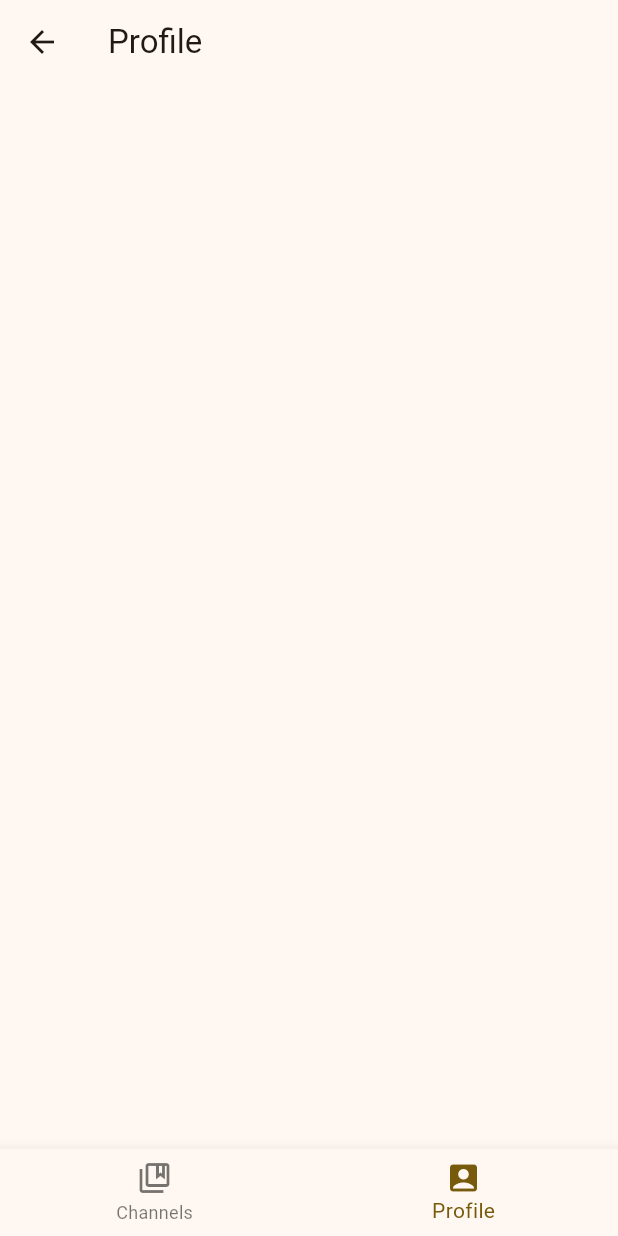
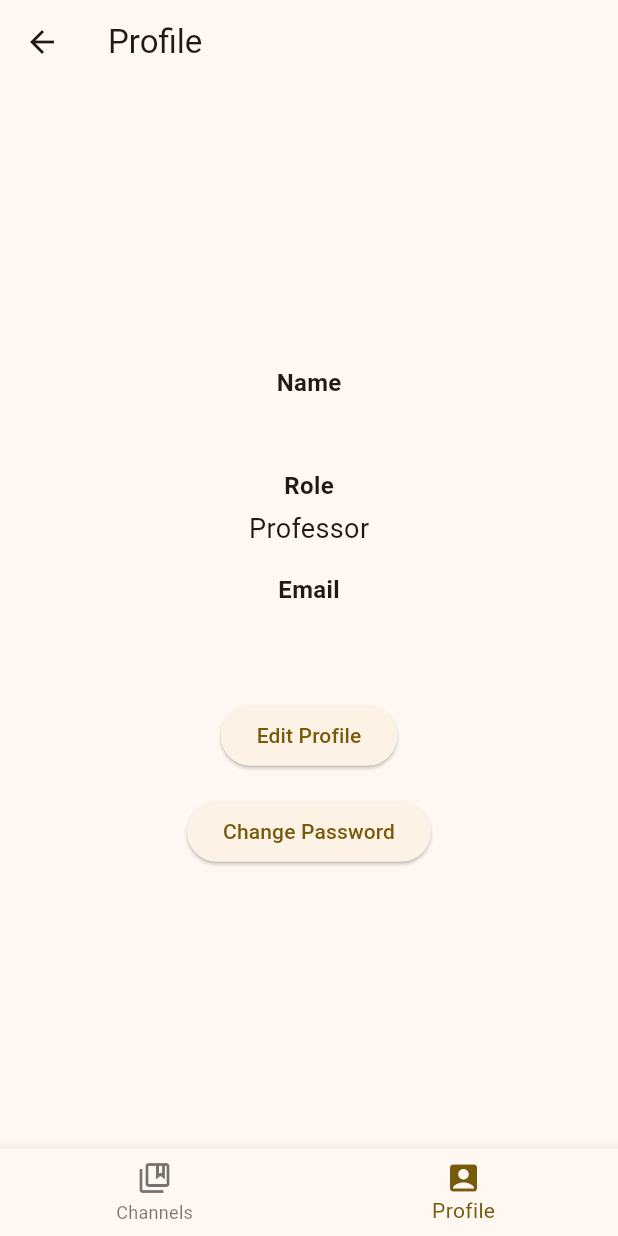
Before and after one commit to camiloesan/study_vault, a Flutter app: the Profile screen opened directly, on a phone screen of 412 x 824 dp. Run offline on Flutter 3.47's test engine with Material 3 defaults, Android fonts, the light colour scheme and no system bars; our stand-ins replace file_picker; missing offline and left inert: grpc, protobuf; generated files the repository leaves out were written again.

Commit message:
completed profile

```diff
--- a/lib/pages/profile.dart
+++ b/lib/pages/profile.dart
@@ -1,6 +1,7 @@
 import 'package:flutter/material.dart';
 import 'package:provider/provider.dart';
 import 'package:study_vault/pages/channels.dart';
+import 'package:study_vault/utils/constants.dart';
 import 'package:study_vault/utils/user_provider.dart';
 
 class Profile extends StatefulWidget {
@@ -20,6 +21,7 @@ class _ProfileState extends State<Profile> {
           context,
           MaterialPageRoute(builder: (context) => const Channels()),
         );
+        break;
       case 1:
       default:
         Navigator.push(
@@ -32,11 +34,73 @@ class _ProfileState extends State<Profile> {
   @override
   Widget build(BuildContext context) {
     final userProvider = Provider.of<UserProvider>(context, listen: false);
+    final String userName =
+        (userProvider.name ?? "") + " " + (userProvider.lastName ?? "");
     final int? userType = userProvider.userTypeId;
-    final int? userId = userProvider.userId;
+    final bool isStudent = userType == Constants.studentType;
+    final String? userEmail = userProvider.email;
+    late String userRole = "";
+
+    if (isStudent) {
+      userRole = "Student";
+    } else {
+      userRole = "Professor";
+    }
 
     return Scaffold(
       appBar: AppBar(title: const Text("Profile")),
+      body: Center(
+        child: Padding(
+          padding: const EdgeInsets.all(16.0),
+          child: Column(
+            mainAxisAlignment: MainAxisAlignment.center,
+            crossAxisAlignment: CrossAxisAlignment.center,
+            children: [
+              Column(
+                crossAxisAlignment: CrossAxisAlignment.center,
+                children: [
+                  const Text("Name",
+                      style:
+                          TextStyle(fontSize: 16, fontWeight: FontWeight.bold)),
+                  const SizedBox(height: 4),
+                  Text(userName, style: const TextStyle(fontSize: 18)),
+                  const SizedBox(height: 16),
+                  const Text("Role",
+                      style:
+                          TextStyle(fontSize: 16, fontWeight: FontWeight.bold)),
+                  const SizedBox(height: 4),
+                  Text(userRole, style: const TextStyle(fontSize: 18)),
+                  const SizedBox(height: 16),
+                  const Text("Email",
+                      style:
+                          TextStyle(fontSize: 16, fontWeight: FontWeight.bold)),
+                  const SizedBox(height: 4),
+                  Text(userEmail ?? "", style: const TextStyle(fontSize: 18)),
+                ],
+              ),
+              const SizedBox(height: 32),
+              Column(
+                mainAxisAlignment: MainAxisAlignment.center,
+                children: [
+                  ElevatedButton(
+                    onPressed: () {
+                      // Acción para editar perfil
+                    },
+                    child: const Text("Edit Profile"),
+                  ),
+                  const SizedBox(height: 16),
+                  ElevatedButton(
+                    onPressed: () {
+                      // Acción para cambiar contraseña
+                    },
+                    child: const Text("Change Password"),
+                  ),
+                ],
+              ),
+            ],
+          ),
+        ),
+      ),
       bottomNavigationBar: BottomNavigationBar(
         currentIndex: _selectedIndex,
         onTap: _onItemTapped,
```
